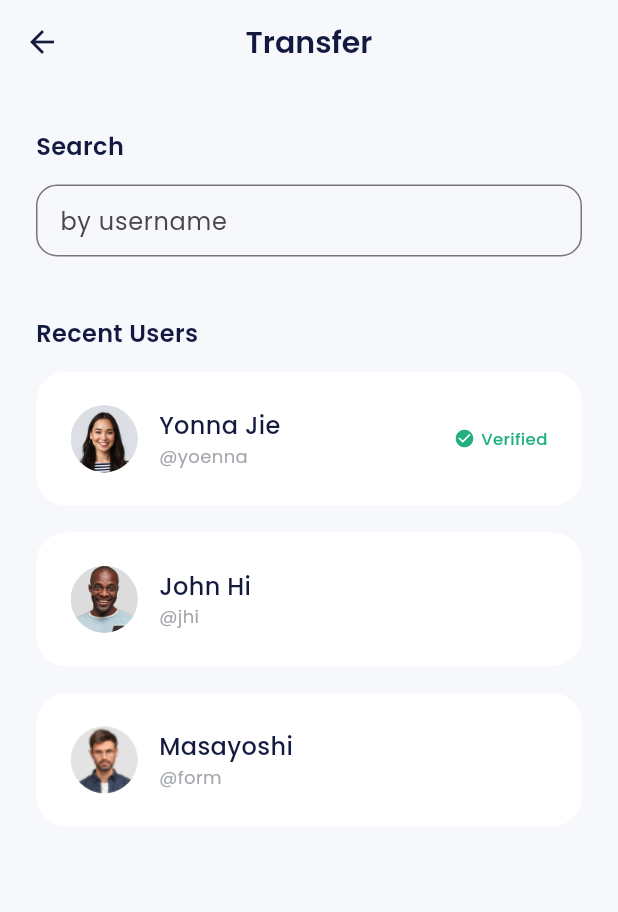
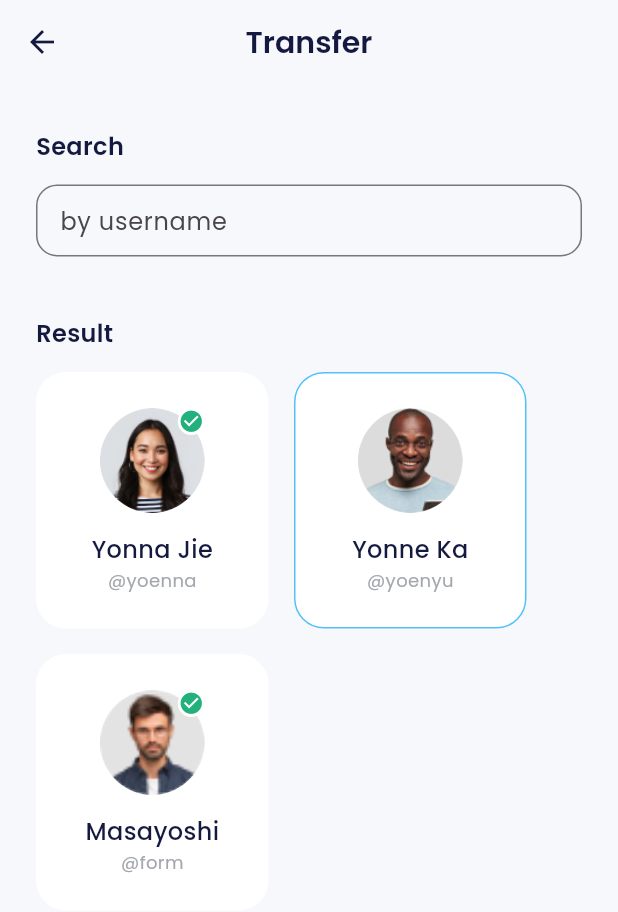
Before and after one commit to alirfanyasin/bank_sha, a Flutter app: the TransferPage screen opened by its route, on a phone screen of 412 x 824 dp. Shown: the top 912 px of the screen. Run offline on Flutter 3.47's test engine with Material 3 defaults, Android fonts, the phone set to English and light mode, and no system bars; our stand-ins replace carousel_slider, google_fonts.

Commit message:
slicing transfer page

```diff
--- a/lib/main.dart
+++ b/lib/main.dart
@@ -15,7 +15,9 @@ import 'package:bank_sha/ui/pages/splash_page.dart';
 import 'package:bank_sha/ui/pages/topup_amount_page.dart';
 import 'package:bank_sha/ui/pages/topup_page.dart';
 import 'package:bank_sha/ui/pages/topup_success_page.dart';
+import 'package:bank_sha/ui/pages/transfer_amount_page.dart';
 import 'package:bank_sha/ui/pages/transfer_page.dart';
+import 'package:bank_sha/ui/pages/transfer_success_page.dart';
 import 'package:flutter/material.dart';
 
 void main() {
@@ -62,6 +64,8 @@ class MyApp extends StatelessWidget {
         '/topup-amount': (context) => const TopupAmountPage(),
         '/topup-success': (context) => const TopupSuccessPage(),
         '/transfer': (context) => const TransferPage(),
+        '/transfer-amount': (context) => const TransferAmountPage(),
+        '/transfer-success': (context) => const TransferSuccessPage(),
       },
     );
   }
--- a/lib/ui/pages/transfer_page.dart
+++ b/lib/ui/pages/transfer_page.dart
@@ -1,6 +1,8 @@
 import 'package:bank_sha/shared/theme.dart';
+import 'package:bank_sha/ui/widgets/buttons.dart';
 import 'package:bank_sha/ui/widgets/forms.dart';
 import 'package:bank_sha/ui/widgets/transfer_recent_user_item.dart';
+import 'package:bank_sha/ui/widgets/transfer_result_item.dart';
 import 'package:flutter/material.dart';
 
 class TransferPage extends StatelessWidget {
@@ -28,7 +30,17 @@ class TransferPage extends StatelessWidget {
             title: 'by username',
             isShowTitle: false,
           ),
-          buildRecentUser(),
+          // buildRecentUser(),
+          buildResult(),
+
+          const SizedBox(height: 274),
+          CustomFiledButton(
+            title: 'Continue',
+            onPressed: () {
+              Navigator.pushNamed(context, '/transfer-amount');
+            },
+          ),
+          const SizedBox(height: 50),
         ],
       ),
     );
@@ -70,4 +82,47 @@ class TransferPage extends StatelessWidget {
       ),
     );
   }
+
+  Widget buildResult() {
+    return Container(
+      margin: const EdgeInsets.only(top: 40),
+      child: Column(
+        crossAxisAlignment: CrossAxisAlignment.start,
+        children: [
+          Text(
+            'Result',
+            style: blackTextStyle.copyWith(
+              fontSize: 16,
+              fontWeight: semiBold,
+            ),
+          ),
+          const SizedBox(height: 14),
+          const Wrap(
+            spacing: 17,
+            runSpacing: 17,
+            children: [
+              TransferResultItem(
+                imgUrl: 'assets/img_friend1.png',
+                name: 'Yonna Jie',
+                username: 'yoenna',
+                isVerified: true,
+              ),
+              TransferResultItem(
+                imgUrl: 'assets/img_friend3.png',
+                name: 'Yonne Ka',
+                username: 'yoenyu',
+                isSelected: true,
+              ),
+              TransferResultItem(
+                imgUrl: 'assets/img_friend4.png',
+                name: 'Masayoshi',
+                username: 'form',
+                isVerified: true,
+              ),
+            ],
+          )
+        ],
+      ),
+    );
+  }
 }
--- /dev/null
+++ b/lib/ui/widgets/transfer_result_item.dart
@@ -0,0 +1,85 @@
+import 'package:bank_sha/shared/theme.dart';
+import 'package:flutter/material.dart';
+
+class TransferResultItem extends StatelessWidget {
+  final String imgUrl;
+  final String name;
+  final String username;
+  final bool isVerified;
+  final bool isSelected;
+
+  const TransferResultItem({
+    super.key,
+    required this.imgUrl,
+    required this.name,
+    required this.username,
+    this.isVerified = false,
+    this.isSelected = false,
+  });
+
+  @override
+  Widget build(BuildContext context) {
+    return Container(
+      padding: const EdgeInsets.all(10),
+      width: 155,
+      height: 171,
+      decoration: BoxDecoration(
+          borderRadius: BorderRadius.circular(20),
+          color: whiteColor,
+          border: Border.all(
+            color: isSelected ? blueColor : whiteColor,
+          )),
+      child: Column(
+        mainAxisAlignment: MainAxisAlignment.center,
+        children: [
+          Container(
+            width: 70,
+            height: 70,
+            decoration: BoxDecoration(
+              shape: BoxShape.circle,
+              image: DecorationImage(
+                image: AssetImage(
+                  imgUrl,
+                ),
+                fit: BoxFit.cover,
+              ),
+            ),
+            child: isVerified
+                ? Align(
+                    alignment: Alignment.topRight,
+                    child: Container(
+                      width: 18,
+                      height: 18,
+                      decoration: BoxDecoration(
+                        shape: BoxShape.circle,
+                        color: whiteColor,
+                      ),
+                      child: Icon(
+                        Icons.check_circle,
+                        size: 17,
+                        color: greenColor,
+                      ),
+                    ),
+                  )
+                : const SizedBox(),
+          ),
+          const SizedBox(height: 13),
+          Text(
+            name,
+            style: blackTextStyle.copyWith(
+              fontSize: 16,
+              fontWeight: medium,
+            ),
+          ),
+          Text(
+            '@$username',
+            style: greyTextStyle.copyWith(
+              fontSize: 12,
+              fontWeight: regular,
+            ),
+          ),
+        ],
+      ),
+    );
+  }
+}
```
Also changed, not shown: lib/ui/pages/transfer_amount_page.dart (added, +225 -0 lines), lib/ui/pages/transfer_success_page.dart (added, +46 -0 lines).
